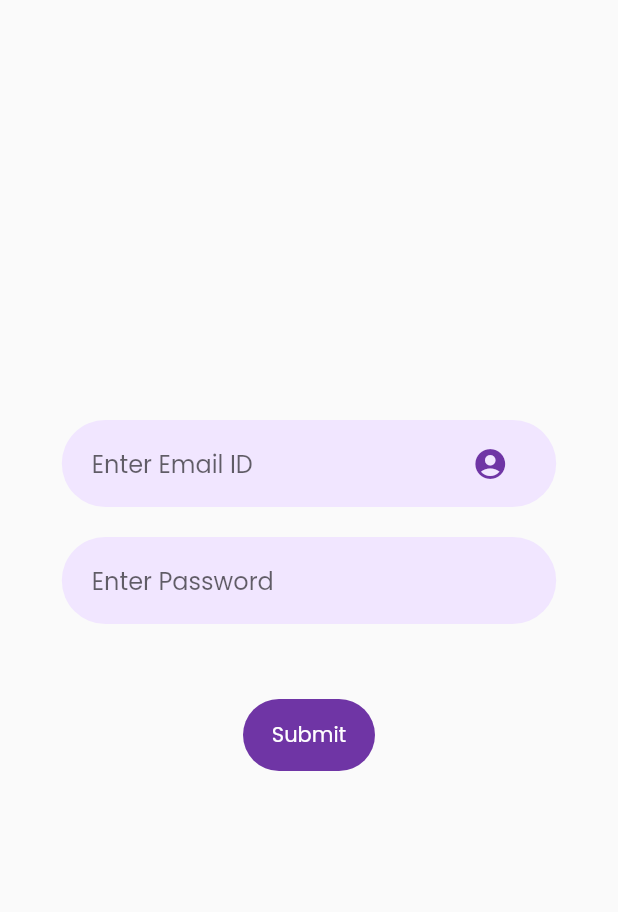
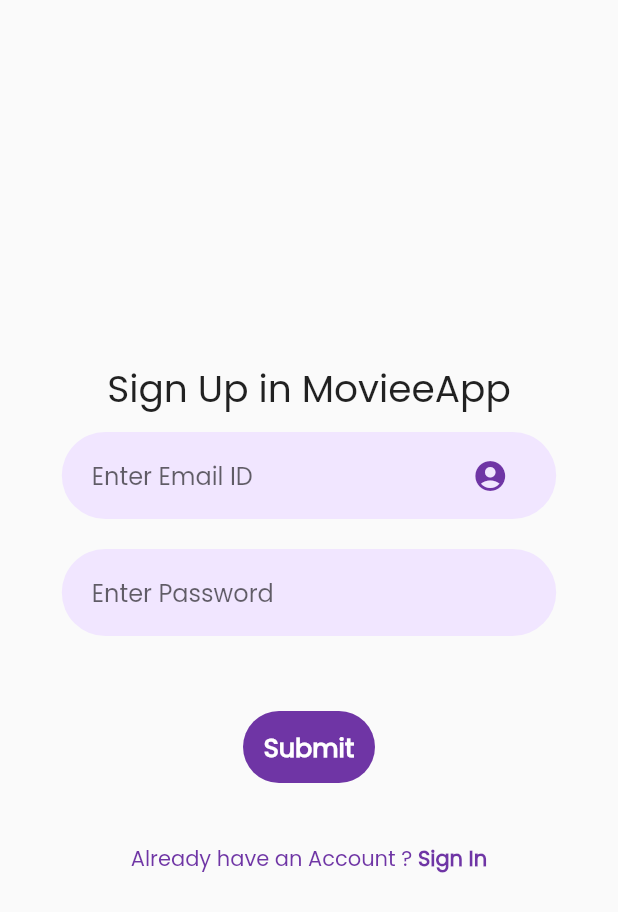
Before and after one commit to AdityaSinghai/MovieApp, a Flutter app: the screen it shows after launch, after a tap on "Submit", after a tap on "Sign Up", on a phone screen of 412 x 824 dp. Shown: the top 912 px of the screen. Run offline on Flutter 3.47's test engine with Material 2 defaults, Android fonts, the phone set to English and light mode, and no system bars; our stand-ins replace firebase_auth, firebase_core, hive, modal_progress_hud; accounts and stored records are empty; generated files the repository leaves out were written again.

Commit message:
Movie App Firebase Auth and complete.

```diff
--- a/lib/Screens/loginScreen.dart
+++ b/lib/Screens/loginScreen.dart
@@ -73,7 +73,7 @@ class _LoginScreenState extends State<LoginScreen> {
       inAsyncCall: showSpinner,
       child: Scaffold(
           body: Column(
-            //mainAxisAlignment: MainAxisAlignment.center,
+            mainAxisAlignment: MainAxisAlignment.center,
             children: [
               SizedBox(
                 height: 30,
@@ -81,7 +81,7 @@ class _LoginScreenState extends State<LoginScreen> {
               _buildError(),
               Text(
                 "Login in MovieeApp",
-                style: TextStyle(fontWeight: FontWeight.bold),
+                style: TextStyle(fontWeight: FontWeight.w300,fontSize: 25),
               ),
               Container(
                 padding: EdgeInsets.only(left: 25, top: 10, right: 25),
@@ -191,7 +191,7 @@ class _LoginScreenState extends State<LoginScreen> {
                               style: TextStyle(
                                   fontFamily: 'Poppins',
                                   color: Colors.white,
-                                  fontSize: 20,
+                                  fontSize: 17,
                                   fontWeight: FontWeight.bold),
                             ),
                           ),
--- a/lib/Screens/registerScreen.dart
+++ b/lib/Screens/registerScreen.dart
@@ -1,7 +1,9 @@
 import 'package:flutter/material.dart';
+import 'package:movieee_app/Components/already_have_an_account_acheck.dart';
 import 'package:movieee_app/Components/text_field_container.dart';
 import 'package:firebase_auth/firebase_auth.dart';
 import 'package:movieee_app/Screens/homepage.dart';
+import 'package:movieee_app/Screens/loginScreen.dart';
 class RegistrationScreen extends StatefulWidget {
   @override
   _RegistrationScreenState createState() => _RegistrationScreenState();
@@ -160,6 +162,10 @@ class _RegistrationScreenState extends State<RegistrationScreen> {
               mainAxisAlignment: MainAxisAlignment.center,
               children: [
                 _buildError(),
+                Text(
+                  "Sign Up in MovieeApp",
+                  style: TextStyle(fontWeight: FontWeight.w300,fontSize: 25),
+                ),
                 _buildEmailForm(),
                 _buildPasswordForm(),
 
@@ -175,7 +181,14 @@ class _RegistrationScreenState extends State<RegistrationScreen> {
                           textColor: Colors.white,
                           padding: EdgeInsets.all(10.0),
                           splashColor: Color(0xFF6F35A5),
-                          child: Text('Submit'),
+                          child: Text(
+                            'Submit',
+                            style: TextStyle(
+                                fontFamily: 'Poppins',
+                                color: Colors.white,
+                                fontSize: 17,
+                                fontWeight: FontWeight.bold),
+                          ),
                           onPressed: () async{
                             if (!_formKey.currentState.validate()) {
                               return;
@@ -202,7 +215,20 @@ class _RegistrationScreenState extends State<RegistrationScreen> {
                           },
                   ),
                     ),
-                ))
+                )),
+                AlreadyHaveAnAccountCheck(
+                  press: () {
+                    Navigator.push(
+                      context,
+                      MaterialPageRoute(
+                        builder: (context) {
+                          return LoginScreen();
+                        },
+                      ),
+                    );
+                  },
+                  login: false,
+                ),
               ],
             ),
           ),
```
Also changed, not shown: lib/Screens/addMovieForm.dart (+10 -1 lines), lib/Screens/editForm.dart (+13 -1 lines), lib/Screens/homepage.dart (+36 -24 lines).
